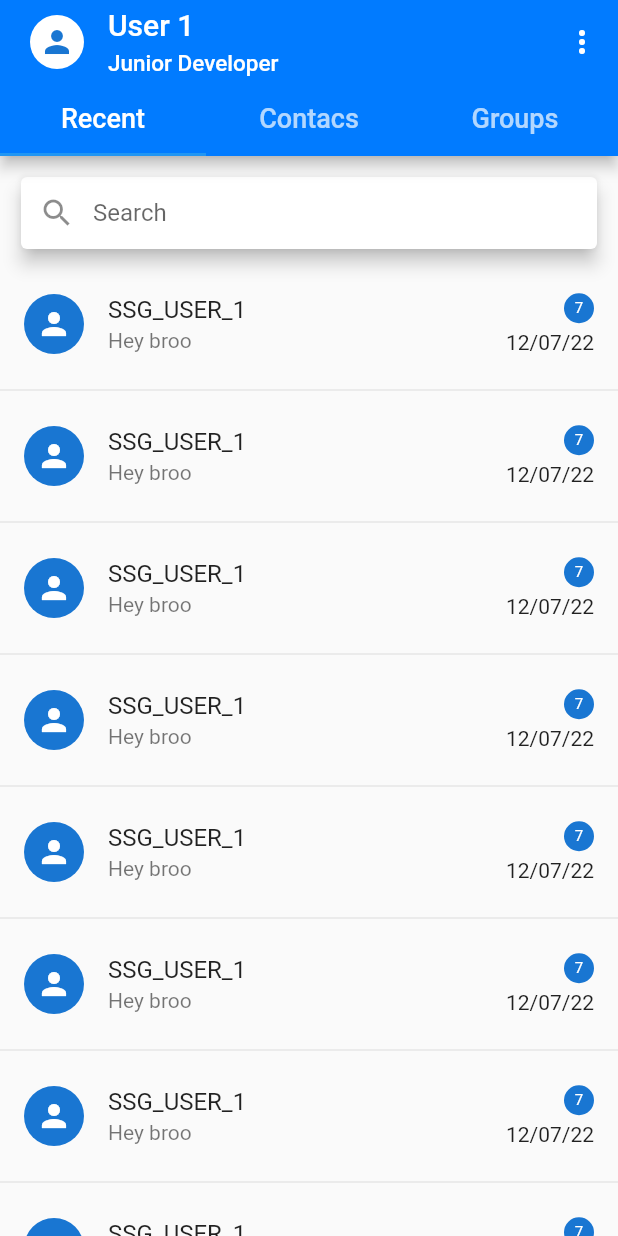
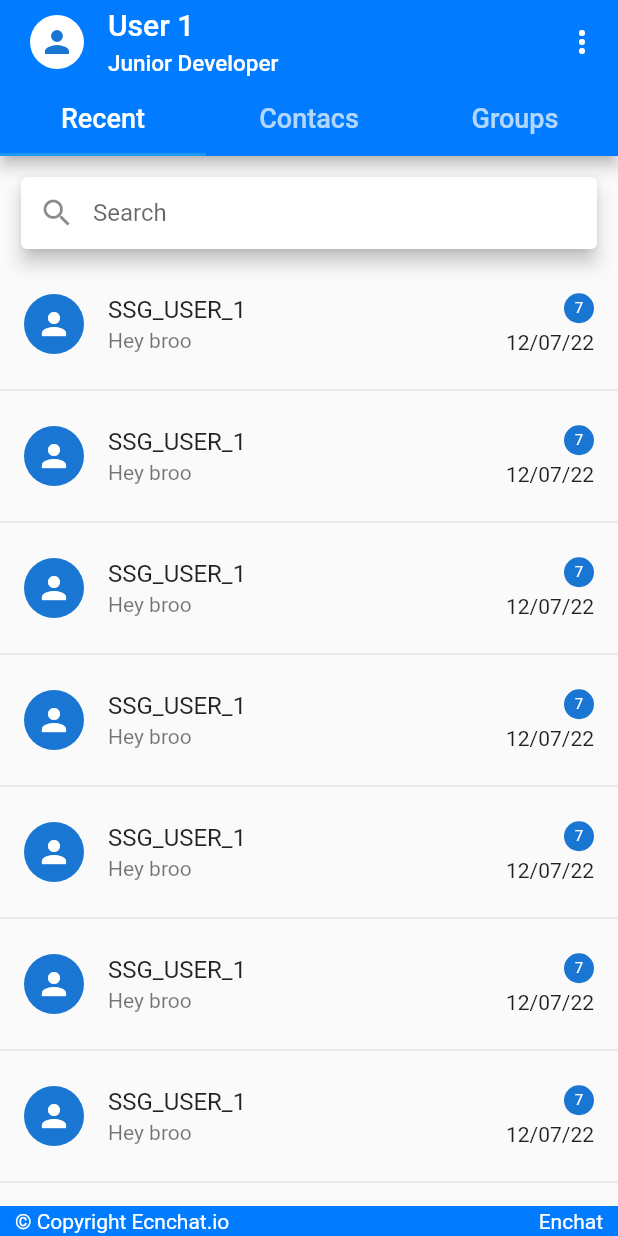
Before and after one commit to pprakash-sunsmart/LINKUS-FLUTTER, a Flutter app: the landingPage screen opened directly, on a phone screen of 412 x 824 dp. Run offline on Flutter 3.47's test engine with Material 2 defaults, Android fonts, the phone set to English and light mode, and no system bars.

Commit message:
all working

```diff
--- a/lib/screens/Landing Files/LandingScreen.dart
+++ b/lib/screens/Landing Files/LandingScreen.dart
@@ -33,6 +33,17 @@ class _landingPageState extends State<landingPage> {
                     backgroundColor: Color.fromRGBO(1, 123, 255, 1),
                     leading: Padding(
                       padding: EdgeInsets.only(top: 10, left: 20, bottom: 10),
+                      child: InkWell(
+                        onTap: () {
+                          Navigator.pushAndRemoveUntil<dynamic>(
+                            context,
+                            MaterialPageRoute<dynamic>(
+                              builder: (BuildContext context) => ProfilePage(),
+                            ),
+                            (route) => true,
+                            //if you want to disable back feature set to false
+                          );
+                        },
                         child: CircleAvatar(
                             backgroundColor: Colors.white,
                             child: profImg
@@ -40,6 +51,7 @@ class _landingPageState extends State<landingPage> {
                                     Icons.person,
                                   )
                                 : Icon(Icons.abc)),
+                      ),
                     ),
                     title: Column(
                       mainAxisAlignment: MainAxisAlignment.start,
@@ -323,6 +335,7 @@ class _landingPageState extends State<landingPage> {
                     Tab(icon: groupTab()),
                   ],
                 ),
+                bottomSheet: footer(),
               ),
             )));
   }
--- a/lib/screens/Landing Files/widgets.dart
+++ b/lib/screens/Landing Files/widgets.dart
@@ -203,3 +203,38 @@ class _MainmenuState extends State<Mainmenu> {
     );
   }
 }
+
+class footer extends StatelessWidget {
+  const footer({
+    Key? key,
+  }) : super(key: key);
+
+  @override
+  Widget build(BuildContext context) {
+    return Container(
+        color: Color.fromRGBO(1, 123, 255, 1),
+        height: 20,
+        child: Align(
+            alignment: Alignment.bottomCenter,
+            child: Padding(
+              padding: const EdgeInsets.symmetric(horizontal: 10),
+              child: Row(
+                mainAxisAlignment: MainAxisAlignment.spaceBetween,
+                crossAxisAlignment: CrossAxisAlignment.center,
+                children: const [
+                  Center(
+                    child: Text(
+                      '\u00a9 Copyright Ecnchat.io',
+                      style: TextStyle(color: Colors.white),
+                    ),
+                  ),
+                  Center(
+                      child: Text(
+                    'Enchat',
+                    style: TextStyle(color: Colors.white),
+                  )),
+                ],
+              ),
+            )));
+  }
+}
```
Lines whose indentation alone changed are shown as unchanged.
